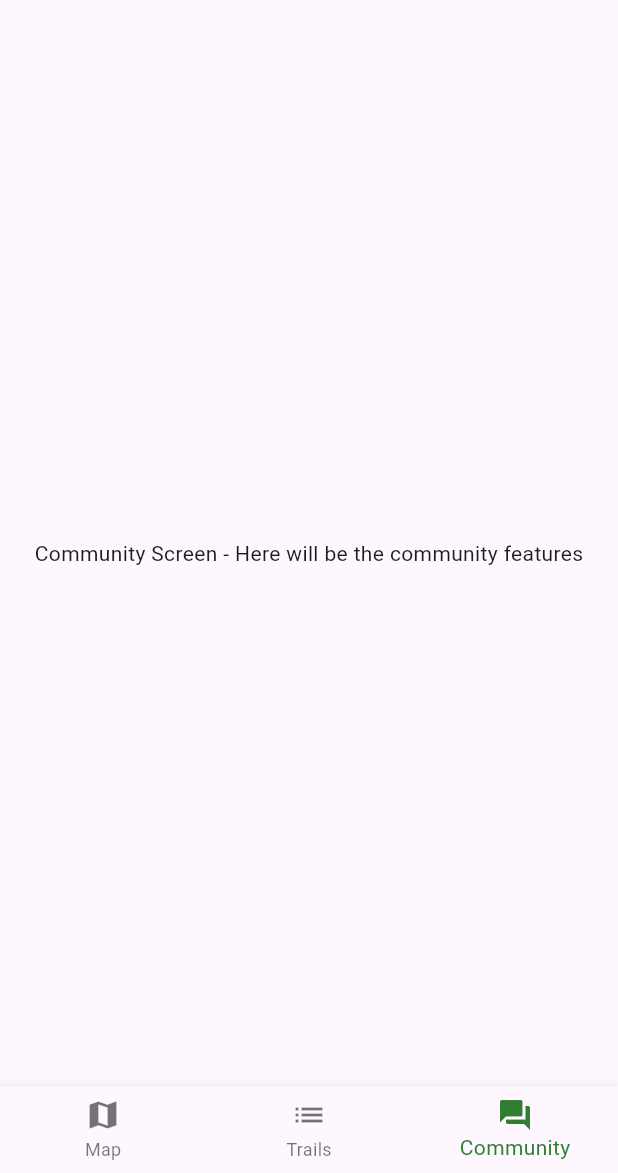
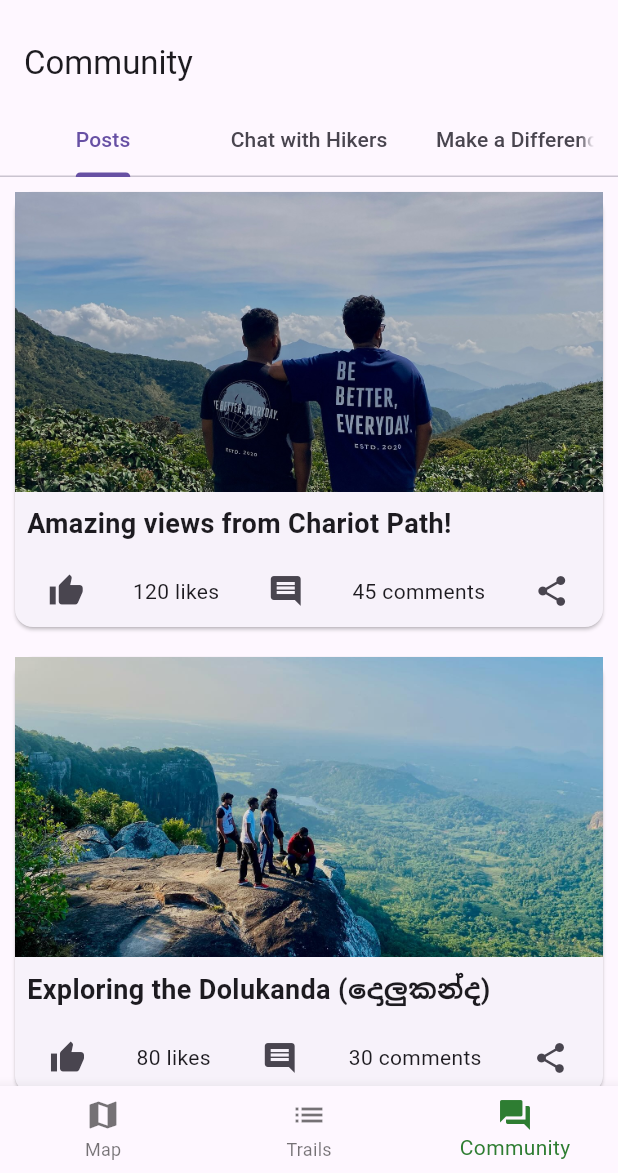
Before and after one commit to ReapredatoR/serendib_trails, a Flutter app: the screen it shows after launch, item 3 of the bottom bar chosen, on a phone screen of 412 x 824 dp, the part 63-1236 px from its top. Run offline on Flutter 3.47's test engine with Material 3 defaults, Android fonts, the light colour scheme and no system bars.

Commit message:
community screen

```diff
--- a/lib/screens/community_screen.dart
+++ b/lib/screens/community_screen.dart
@@ -1,10 +1,113 @@
 import 'package:flutter/material.dart';
 
-class CommunityScreen extends StatelessWidget {
+class CommunityScreen extends StatefulWidget {
+  @override
+  _CommunityScreenState createState() => _CommunityScreenState();
+}
+
+class _CommunityScreenState extends State<CommunityScreen> {
+  int _selectedIndex = 0;
+
+  final List<Map<String, dynamic>> _posts = [
+    {
+      'image': 'lib/images/1.jpg',
+      'title': 'Amazing views from Chariot Path!',
+      'likes': 120,
+      'comments': 45,
+    },
+    {
+      'image': 'lib/images/QVZkVjV3b1FkWFNpU09WRg.jpeg',
+      'title': 'Exploring the Dolukanda (දොලුකන්ද)',
+      'likes': 80,
+      'comments': 30,
+    },
+    {
+      'image': 'lib/images/QVZkVjV3b1FkWFNpU09WRg.jpeg',
+      'title': 'Exploring the Knuckles Mountain Range',
+      'likes': 200,
+      'comments': 70,
+    },
+  ];
+
+  void _onItemTapped(int index) {
+    setState(() {
+      _selectedIndex = index;
+    });
+  }
+
+  Widget _buildPost(Map<String, dynamic> post) {
+    return Card(
+      margin: EdgeInsets.all(10.0),
+      child: Column(
+        crossAxisAlignment: CrossAxisAlignment.start,
+        children: <Widget>[
+          Image.asset(
+            post['image'],
+            fit: BoxFit.cover,
+            height: 200, // Fixed height for all images
+            width: double.infinity,
+          ),
+          Padding(
+            padding: const EdgeInsets.all(8.0),
+            child: Text(
+              post['title'],
+              style: TextStyle(fontSize: 18, fontWeight: FontWeight.bold),
+            ),
+          ),
+          Row(
+            mainAxisAlignment: MainAxisAlignment.spaceAround,
+            children: <Widget>[
+              IconButton(
+                icon: Icon(Icons.thumb_up),
+                onPressed: () {},
+              ),
+              Text('${post['likes']} likes'),
+              IconButton(
+                icon: Icon(Icons.comment),
+                onPressed: () {},
+              ),
+              Text('${post['comments']} comments'),
+              IconButton(
+                icon: Icon(Icons.share),
+                onPressed: () {},
+              ),
+            ],
+          )
+        ],
+      ),
+    );
+  }
+
   @override
   Widget build(BuildContext context) {
-    return Center(
-      child: Text('Community Screen - Here will be the community features'),
+    return DefaultTabController(
+      length: 3,
+      child: Scaffold(
+        appBar: AppBar(
+          title: Text('Community'),
+          bottom: TabBar(
+            onTap: _onItemTapped,
+            tabs: <Widget>[
+              Tab(text: 'Posts'),
+              Tab(text: 'Chat with Hikers'),
+              Tab(text: 'Make a Difference'),
+            ],
+          ),
+        ),
+        body: IndexedStack(
+          index: _selectedIndex,
+          children: <Widget>[
+            ListView.builder(
+              itemCount: _posts.length,
+              itemBuilder: (context, index) {
+                return _buildPost(_posts[index]);
+              },
+            ),
+            Center(child: Text('Chat with other hikers - Coming Soon')),
+            Center(child: Text('Think and Make a Difference - Coming Soon')),
+          ],
+        ),
+      ),
     );
   }
 }
--- a/pubspec.yaml
+++ b/pubspec.yaml
@@ -57,6 +57,8 @@ flutter:
   # included with your application, so that you can use the icons in
   # the material Icons class.
   uses-material-design: true
+  assets:
+    - lib/images/
 
   # To add assets to your application, add an assets section, like this:
   # assets:
```
Also changed, not shown: lib/screens/trail_list_screen.dart (+50 -10 lines), lib/images/1.jpg (added), lib/images/QVZkVjV3b1FkWFNpU09WRg.jpeg (added).
